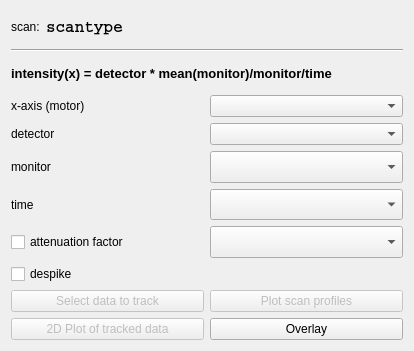
First picture: the form in iintgui/ui/iintSignalDefinition.ui, repository syncope/iint-gui, before the edit.
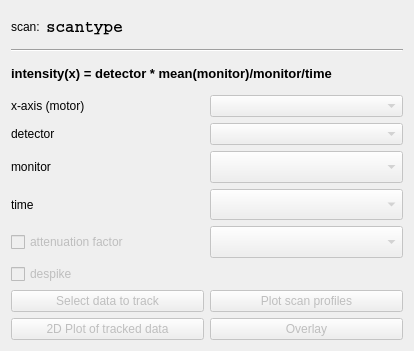
Second picture: the form after the edit.

```diff
--- a/iintgui/ui/iintSignalDefinition.ui
+++ b/iintgui/ui/iintSignalDefinition.ui
@@ -93,6 +93,9 @@
        </item>
        <item>
         <widget class="QComboBox" name="motorCB">
+         <property name="enabled">
+          <bool>false</bool>
+         </property>
          <property name="sizePolicy">
           <sizepolicy hsizetype="Minimum" vsizetype="Fixed">
            <horstretch>0</horstretch>
@@ -114,6 +117,9 @@
        </item>
        <item>
         <widget class="QComboBox" name="observableDetectorCB">
+         <property name="enabled">
+          <bool>false</bool>
+         </property>
          <property name="sizePolicy">
           <sizepolicy hsizetype="Minimum" vsizetype="Fixed">
            <horstretch>0</horstretch>
@@ -135,6 +141,9 @@
        </item>
        <item>
         <widget class="QComboBox" name="observableMonitorCB">
+         <property name="enabled">
+          <bool>false</bool>
+         </property>
          <property name="sizePolicy">
           <sizepolicy hsizetype="Preferred" vsizetype="Minimum">
            <horstretch>0</horstretch>
@@ -156,6 +165,9 @@
        </item>
        <item>
         <widget class="QComboBox" name="observableTimeCB">
+         <property name="enabled">
+          <bool>false</bool>
+         </property>
          <property name="sizePolicy">
           <sizepolicy hsizetype="Preferred" vsizetype="Minimum">
            <horstretch>0</horstretch>
@@ -170,6 +182,9 @@
       <layout class="QHBoxLayout" name="horizontalLayout_5">
        <item>
         <widget class="QCheckBox" name="observableAttFaccheck">
+         <property name="enabled">
+          <bool>false</bool>
+         </property>
          <property name="text">
           <string>attenuation factor</string>
          </property>
@@ -177,6 +192,9 @@
        </item>
        <item>
         <widget class="QComboBox" name="observableAttFacCB">
+         <property name="enabled">
+          <bool>false</bool>
+         </property>
          <property name="sizePolicy">
           <sizepolicy hsizetype="Preferred" vsizetype="Minimum">
            <horstretch>0</horstretch>
@@ -189,6 +207,9 @@
      </item>
      <item>
       <widget class="QCheckBox" name="despikeCheckBox">
+       <property name="enabled">
+        <bool>false</bool>
+       </property>
        <property name="text">
         <string>despike</string>
        </property>
@@ -231,6 +252,9 @@
        </item>
        <item row="1" column="1">
         <widget class="QPushButton" name="overlayBtn">
+         <property name="enabled">
+          <bool>false</bool>
+         </property>
          <property name="text">
           <string>Overlay</string>
          </property>
```
